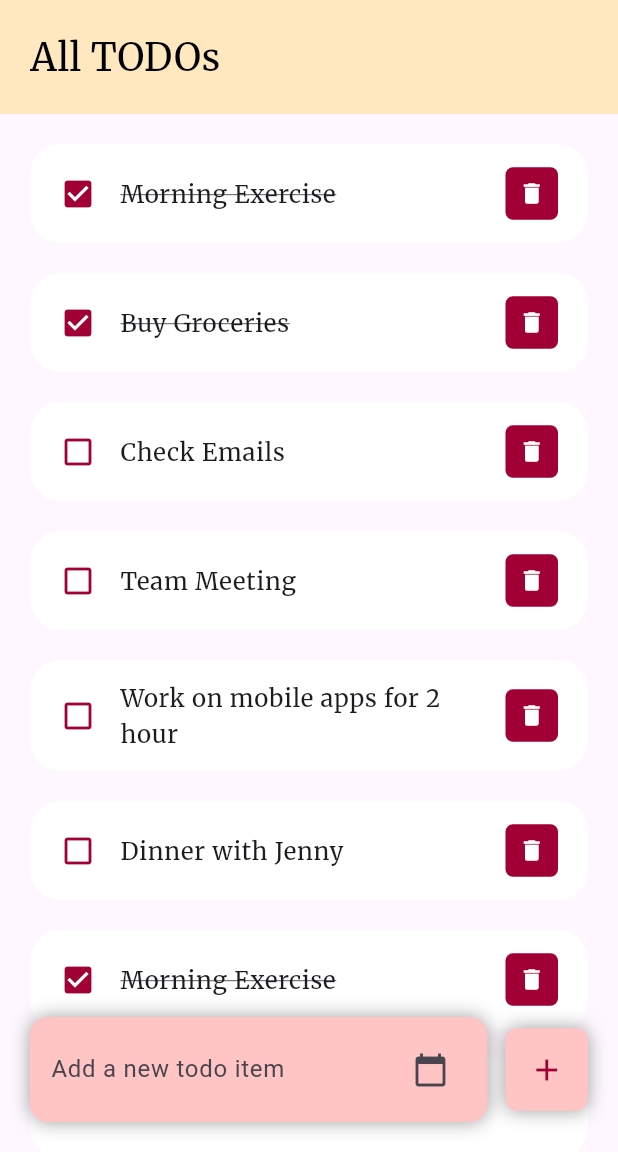
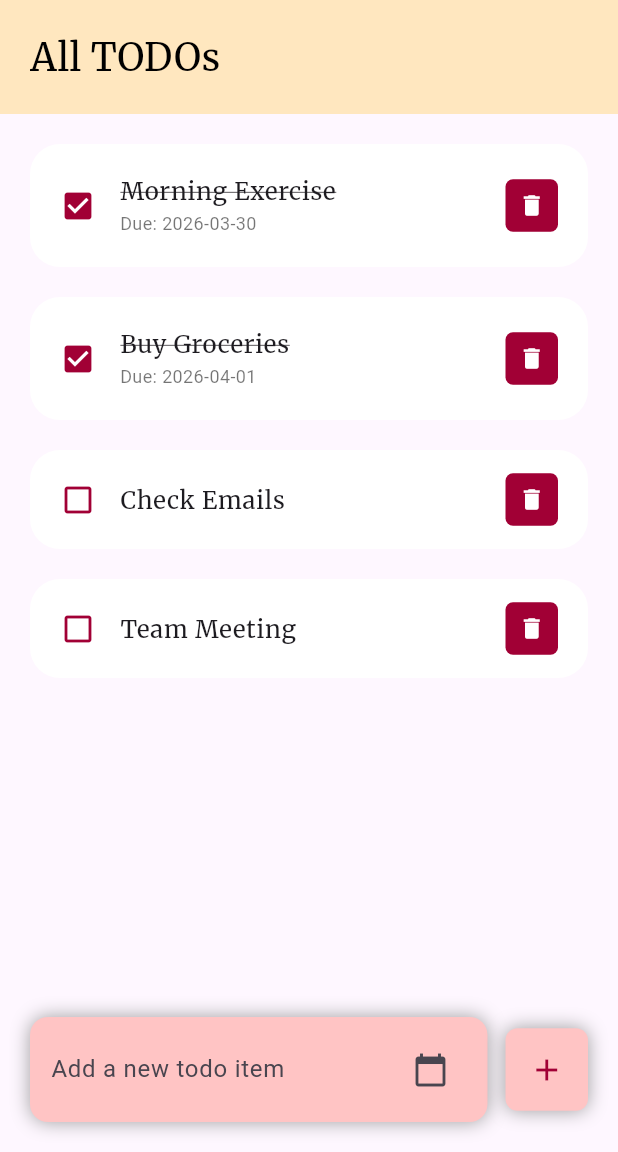
Before and after one commit to liisrenser/duenow, a Flutter app: the screen it shows after launch, on a phone screen of 412 x 824 dp, the part 84-1236 px from its top. Run offline on Flutter 3.47's test engine with Material 3 defaults, Android fonts, the phone set to English and light mode, and no system bars; our stand-ins replace google_fonts.

Commit message:
display due date on todo items
Display due date below todo text

```diff
--- a/lib/model/todo.dart
+++ b/lib/model/todo.dart
@@ -1,28 +1,22 @@
 class ToDo {
   String? id;
   String? todoText;
+  String? dueDate;
   bool isDone;
 
   ToDo ({
     required this.id,
     required this.todoText,
+    this.dueDate,
     this.isDone = false,
   });
 
   static List<ToDo> todoList() {
     return [
-      ToDo(id: '01', todoText: 'Morning Exercise', isDone: true),
-      ToDo(id: '02', todoText: 'Buy Groceries', isDone: true),
+      ToDo(id: '01', todoText: 'Morning Exercise', dueDate: '2026-03-30', isDone: true),
+      ToDo(id: '02', todoText: 'Buy Groceries', dueDate: '2026-04-01', isDone: true),
       ToDo(id: '03', todoText: 'Check Emails'),
       ToDo(id: '04', todoText: 'Team Meeting'),
-      ToDo(id: '05', todoText: 'Work on mobile apps for 2 hour'),
-      ToDo(id: '06', todoText: 'Dinner with Jenny'),
-      ToDo(id: '07', todoText: 'Morning Exercise', isDone: true),
-      ToDo(id: '08', todoText: 'Buy Groceries', isDone: true),
-      ToDo(id: '09', todoText: 'Check Emails'),
-      ToDo(id: '10', todoText: 'Team Meeting'),
-      ToDo(id: '11', todoText: 'Work on mobile apps for 2 hour'),
-      ToDo(id: '12', todoText: 'Dinner with Jenny'),
     ];
   }
 }
--- a/lib/screens/home.dart
+++ b/lib/screens/home.dart
@@ -35,6 +35,7 @@ class _HomeScreenState extends State<HomeScreen> {
         ToDo(
           id: DateTime.now().millisecondsSinceEpoch.toString(),
           todoText: toDo,
+          dueDate: _dateController.text.isEmpty ? null : _dateController.text,
         ),
       );
     });
@@ -60,6 +61,7 @@ class _HomeScreenState extends State<HomeScreen> {
   @override
   void dispose() {
     _toDoController.dispose();
+    _dateController.dispose();
     super.dispose();
   }
 
--- a/lib/widgets/todoitem.dart
+++ b/lib/widgets/todoitem.dart
@@ -34,6 +34,15 @@ class ToDoItem extends StatelessWidget {
             fontSize: 16,
             decoration: todo.isDone? TextDecoration.lineThrough: null,
           )),
+          subtitle: todo.dueDate != null && todo.dueDate!.isNotEmpty
+            ? Text(
+                'Due: ${todo.dueDate}',
+                style: const TextStyle(
+                  fontSize: 12,
+                  color: Colors.black54,
+                ),
+              )
+            : null,
           trailing: Container(
             height: 35,
             width: 35,
```
